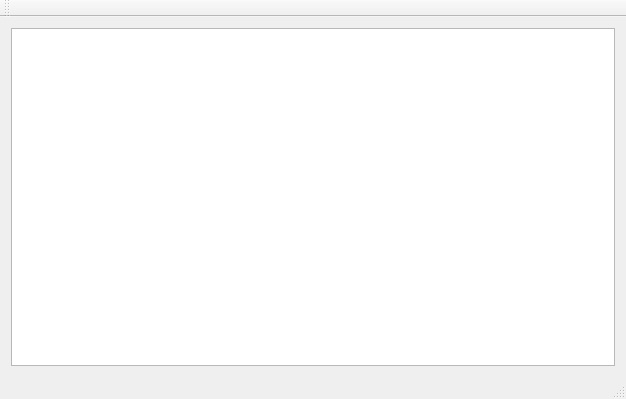
First picture: the form in lab1/mainwindow.ui, repository Demchuk12/PracticaOOP, before the edit.
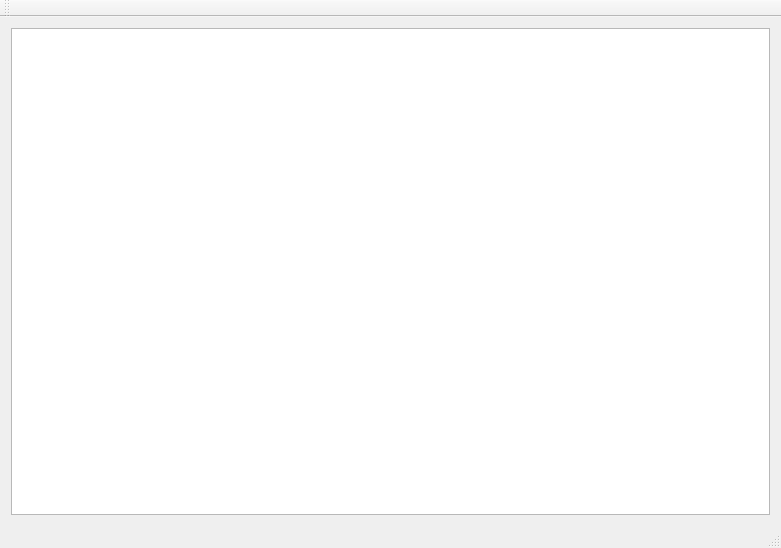
Second picture: the form after the edit.

What changed in the file:
```diff
--- a/lab1/mainwindow.ui
+++ b/lab1/mainwindow.ui
@@ -6,8 +6,8 @@
    <rect>
     <x>0</x>
     <y>0</y>
-    <width>626</width>
-    <height>399</height>
+    <width>781</width>
+    <height>548</height>
    </rect>
   </property>
   <property name="windowTitle">
```
Left out of the diff: 2 changed lines with no effect on the pictures.
